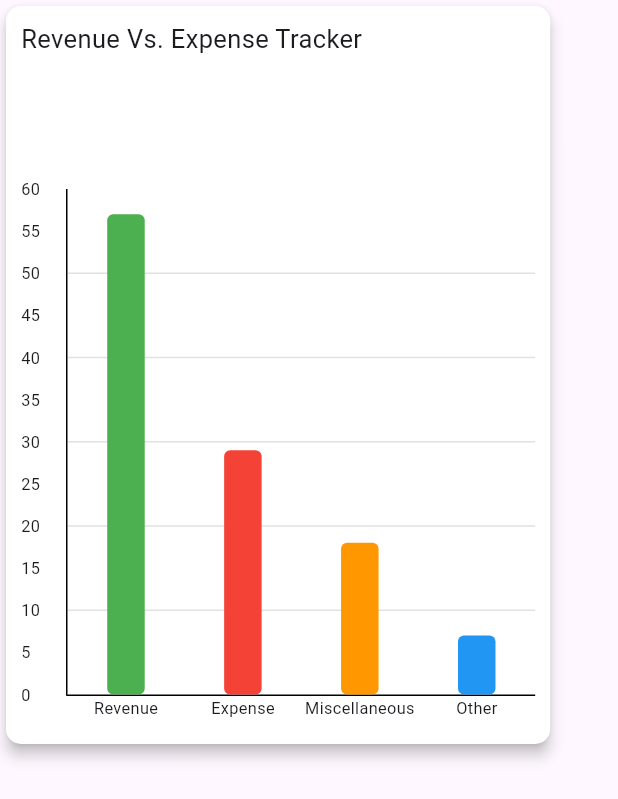
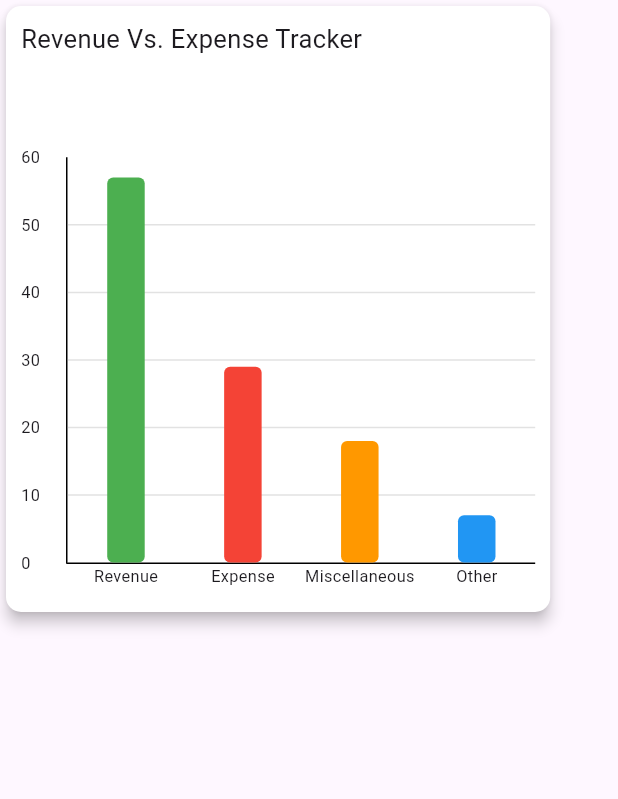
Before and after one commit to EnforcerHuman/vetqure_task, a Flutter app: the RevenuExpenseTrackerCard widget shown alone on an empty page, opened directly, on a phone screen of 412 x 824 dp. Shown: the top 799 px of the screen. Run offline on Flutter 3.47's test engine with Material 3 defaults, Android fonts, the phone set to English and light mode, and no system bars; drawn by our look-alikes of fl_chart.

Commit message:
minor changes

```diff
--- a/lib/widgets/revenue_expense_section/revenu_expense_tracker_card.dart
+++ b/lib/widgets/revenue_expense_section/revenu_expense_tracker_card.dart
@@ -10,7 +10,7 @@ class RevenuExpenseTrackerCard extends StatelessWidget {
     return LayoutBuilder(
       builder: (context, constraints) {
         var isLargeScreen = constraints.maxWidth > 1300;
-        double cardHeight = isLargeScreen ? 300 : 500;
+        double cardHeight = isLargeScreen ? 300 : constraints.maxWidth;
         var media = MediaQuery.of(context).size;
         double cardWidth =
             media.width > 1300 ? media.width * 0.3 : media.width * 0.9;
--- a/lib/widgets/revenue_section/circular_progress_indicator.dart
+++ b/lib/widgets/revenue_section/circular_progress_indicator.dart
@@ -1,4 +1,3 @@
-import 'dart:math';
 import 'package:flutter/material.dart';
 import 'package:vetqure_task/widgets/revenue_section/circular_progress_painter.dart';
 
--- a/lib/widgets/revenue_section/revenue_card.dart
+++ b/lib/widgets/revenue_section/revenue_card.dart
@@ -12,7 +12,7 @@ class RevenueCard extends StatelessWidget {
     double height = media.height;
     double cardHeight = height * 0.2;
     return SizedBox(
-      width: width / 1.22,
+      width: width / 1.21,
       child: Card(
         color: Colors.white,
         child: Center(
--- a/lib/widgets/staff_availability/staff_item.dart
+++ b/lib/widgets/staff_availability/staff_item.dart
@@ -22,11 +22,11 @@ class StaffItem extends StatelessWidget {
             child: Image.asset('assets/images/staff.png'),
           ),
           title: Text(
-            'Order Id',
+            'Doctor',
             style: TextStyle(fontSize: fontSize, fontWeight: FontWeight.bold),
           ),
           subtitle: Text(
-            'Date Placed',
+            'Role',
             style: TextStyle(fontSize: fontSize * 0.8),
           ),
           trailing: StatusIndicator(
```
